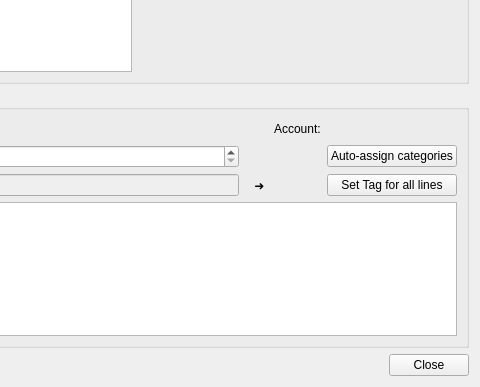
Above: jal/ui/receipt_import_dlg.ui from titov-vv/jal before the change; both pictures show x 370 to 850 and y 373 to 760 of the 850 by 760 pixel window. Below: the same form after it.
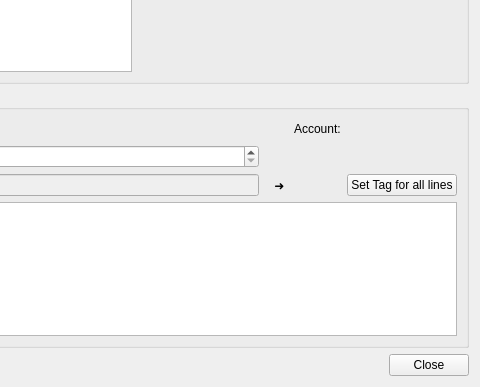
That is the form after the change. Custom widgets are drawn as their Qt base class.

Commit message: Receipt category recognition (TensorFlow) and map_category table were removed.

Patch:
```diff
--- a/jal/ui/receipt_import_dlg.ui
+++ b/jal/ui/receipt_import_dlg.ui
@@ -340,13 +340,6 @@
         </attribute>
        </widget>
       </item>
-      <item row="2" column="5">
-       <widget class="QPushButton" name="AssignCategoryBtn">
-        <property name="text">
-         <string>Auto-assign categories</string>
-        </property>
-       </widget>
-      </item>
       <item row="3" column="5">
        <widget class="QPushButton" name="AssignTagBtn">
         <property name="text">
```
Left out of the diff: 1 changed line with no effect on the pictures. The commit also changes 11 other files.
